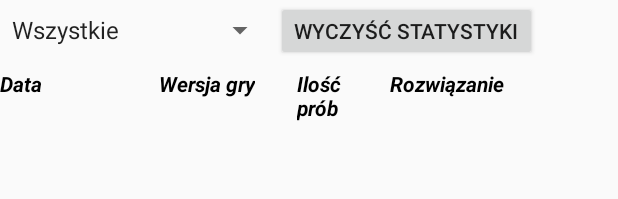
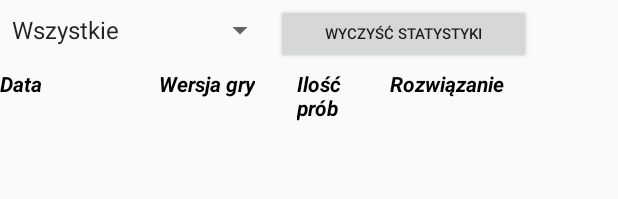
Before and after one commit to karola15134/mastermindMGR, an Android app: the layout activity_statisticlist.xml on its own in the app's theme, with its tools: preview values and no code run, on a phone screen of 412 x 824 dp. Shown: the top 199 px of the screen. Run offline under Robolectric (Android 15) with nearby library versions, the phone set to English and light mode, and no system bars.

```diff
--- a/app/src/main/res/layout/activity_statisticlist.xml
+++ b/app/src/main/res/layout/activity_statisticlist.xml
@@ -21,9 +21,14 @@
             android:entries="@array/spinnerItems" />
 
         <Button
-            android:layout_width="wrap_content"
+            android:id="@+id/clearButton"
+            android:layout_width="170dp"
             android:layout_height="wrap_content"
-            android:text="Wyczyść statystyki" />
+            android:text="Wyczyść statystyki"
+            android:textSize="10sp"
+            android:clickable="true"
+            android:onClick="onButtonClick"
+            />
     </TableRow>
 
     <ListView
```
Also changed, not shown: app/src/main/java/com/mastermind/mastermind/activities/StatisticGameActivity.java (+58 -12 lines), 56 other files.
